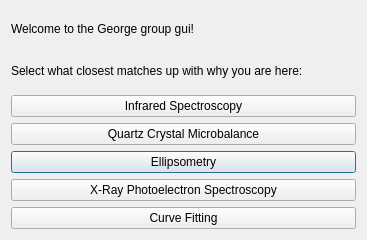
This is src/Ui_Files/Dialogs/start_dialog.ui in austinmcano/GeorgeGroupGui as Qt 5 draws it before an edit. The edited form follows.
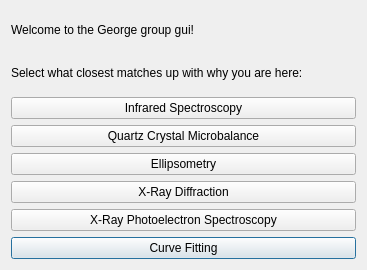
This is the edited form.

What changed in the file:
```diff
--- a/src/Ui_Files/Dialogs/start_dialog.ui
+++ b/src/Ui_Files/Dialogs/start_dialog.ui
@@ -7,17 +7,17 @@
     <x>0</x>
     <y>0</y>
     <width>367</width>
-    <height>240</height>
+    <height>270</height>
    </rect>
   </property>
   <property name="windowTitle">
    <string>Dialog</string>
   </property>
   <layout class="QGridLayout" name="gridLayout">
-   <item row="0" column="1">
-    <widget class="QLabel" name="label">
+   <item row="7" column="1">
+    <widget class="QPushButton" name="CF_pb">
      <property name="text">
-      <string>Welcome to the George group gui!</string>
+      <string>Curve Fitting</string>
      </property>
     </widget>
    </item>
@@ -35,7 +35,14 @@
      </property>
     </widget>
    </item>
-   <item row="5" column="1">
+   <item row="0" column="1">
+    <widget class="QLabel" name="label">
+     <property name="text">
+      <string>Welcome to the George group gui!</string>
+     </property>
+    </widget>
+   </item>
+   <item row="6" column="1">
     <widget class="QPushButton" name="XPS_pb">
      <property name="text">
       <string>X-Ray Photoelectron Spectroscopy</string>
@@ -56,10 +63,10 @@
      </property>
     </widget>
    </item>
-   <item row="6" column="1">
-    <widget class="QPushButton" name="CF_pb">
+   <item row="5" column="1">
+    <widget class="QPushButton" name="XRD_pb">
      <property name="text">
-      <string>Curve Fitting</string>
+      <string>X-Ray Diffraction</string>
      </property>
     </widget>
    </item>
```
Left out of the diff: 12 changed lines with no effect on the pictures.
